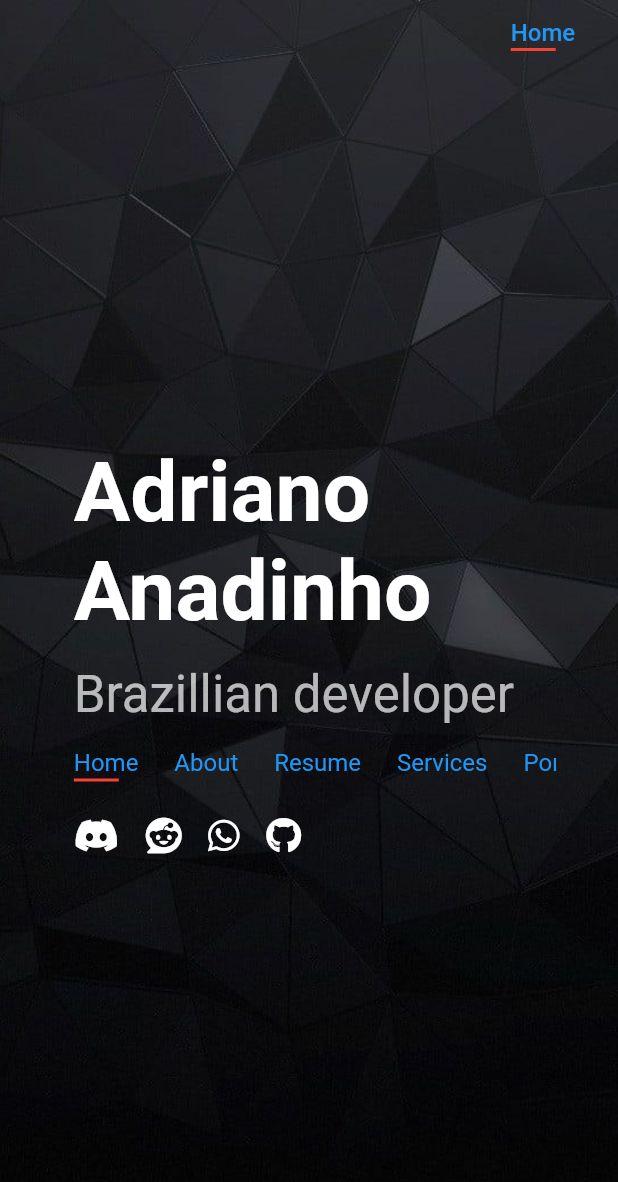
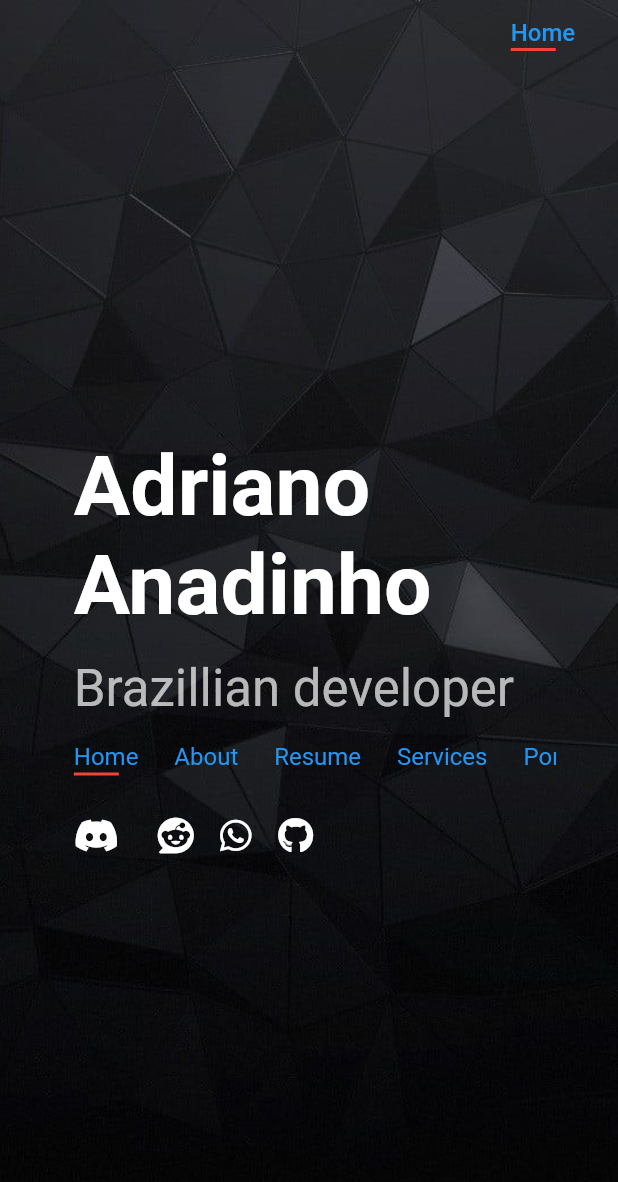
Before and after one commit to AdrianoAnadinho/portifolio, a Flutter app: the screen it shows after launch, on a phone screen of 412 x 824 dp. Shown: the top 1182 px of the screen. Run offline on Flutter 3.47's test engine with Material 2 defaults, Android fonts, the phone set to English and light mode, and no system bars; our stand-ins replace animated_text_kit, bloc, equatable, flutter_bloc, font_awesome_flutter.

Commit message:
small fixes

```diff
--- a/lib/src/pages/intro_page.dart
+++ b/lib/src/pages/intro_page.dart
@@ -228,11 +228,17 @@ class _IntroPageState extends State<IntroPage>
                             padding: const EdgeInsets.all(8.0),
                             child: Row(
                               mainAxisAlignment: MainAxisAlignment.start,
-                              children: const [
-                                Padding(
-                                  padding: EdgeInsets.only(
-                                      right: 16, bottom: 8, top: 8),
-                                  child: Icon(FontAwesomeIcons.discord),
+                              children: [
+                                IconButton(
+                                  alignment: Alignment.centerLeft,
+                                  highlightColor: Colors.transparent,
+                                  hoverColor: Colors.transparent,
+                                  splashColor: Colors.transparent,
+                                  padding: EdgeInsets.zero,
+                                  onPressed: () {},
+                                  icon: Icon(
+                                    FontAwesomeIcons.discord,
+                                  ),
                                 ),
                                 Padding(
                                   padding: EdgeInsets.all(8.0),
```
